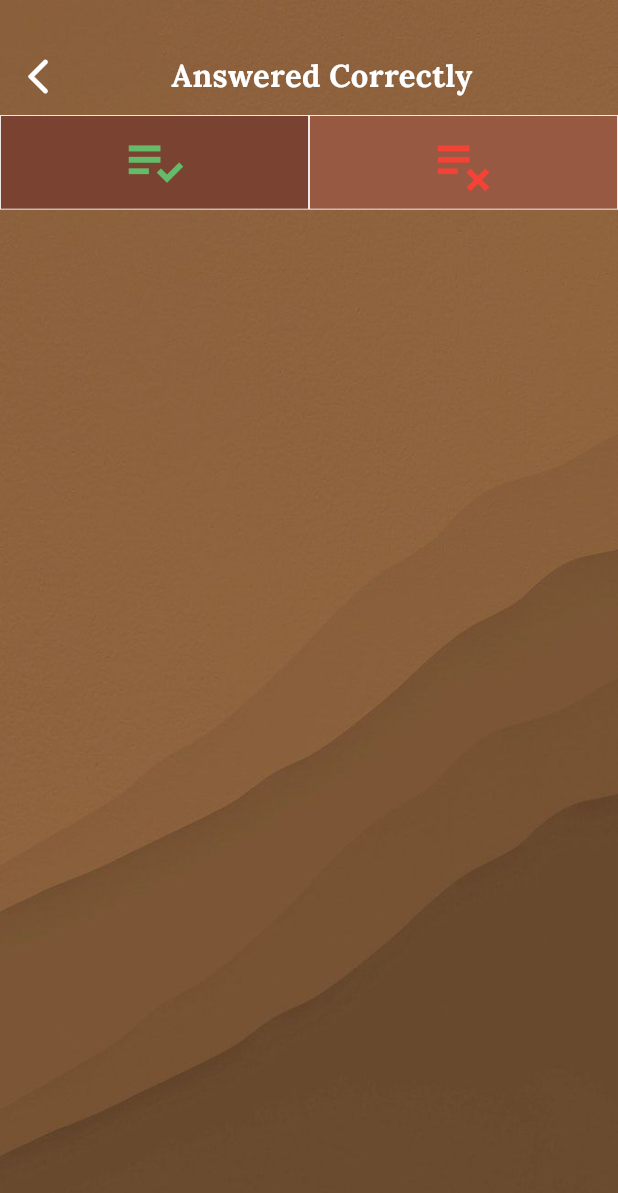
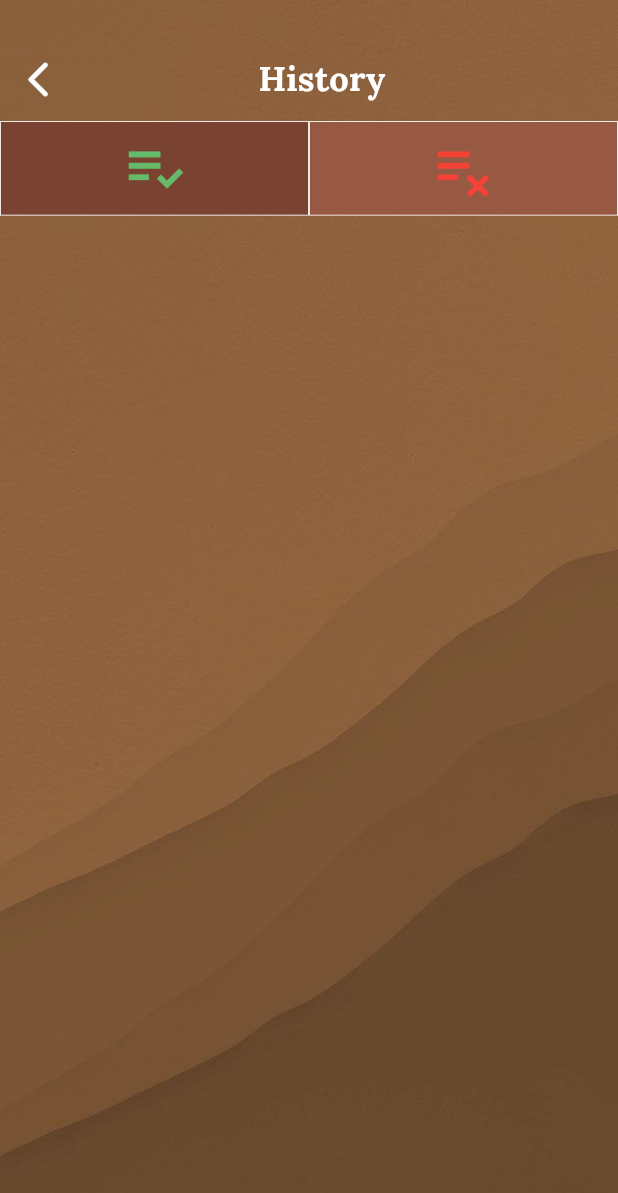
Before and after one commit to flutter1234/bible_quiz_master, a Flutter app: the history_screen screen opened by its route, on a phone screen of 412 x 824 dp. Shown: the top 1193 px of the screen. Run offline on Flutter 3.47's test engine with Material 3 defaults, Android fonts, the phone set to English and light mode, and no system bars; our stand-ins replace dio, flutter_hooks, flutter_screenutil, get_storage, google_fonts, google_mobile_ads and 6 more; missing offline and left inert: app_tracking_transparency, applovin_max, dart_ping, dart_ping_ios, ironsource_adpluginx, onesignal_flutter and 2 more; accounts and stored records are empty.

Commit message:
init Changed today

```diff
--- a/lib/Screen/History_screen/history_screen.dart
+++ b/lib/Screen/History_screen/history_screen.dart
@@ -79,14 +79,23 @@ class _history_screenState extends State<history_screen> {
                             ),
                           ),
                         ),
+                        // Text(
+                        //   dataProvider.questionTrue == "Correct"
+                        //       ? 'Answered Correctly'
+                        //       : dataProvider.questionTrue == "Wrong"
+                        //           ? 'Answered Wrongly'
+                        //           : '',
+                        //   style: GoogleFonts.lora(
+                        //     fontSize: 18.sp,
+                        //     color: Colors.white,
+                        //     fontWeight: FontWeight.w700,
+                        //     fontStyle: FontStyle.normal,
+                        //   ),
+                        // ),
                         Text(
-                          dataProvider.questionTrue == "Correct"
-                              ? 'Answered Correctly'
-                              : dataProvider.questionTrue == "Wrong"
-                                  ? 'Answered Wrongly'
-                                  : '',
+                          'History',
                           style: GoogleFonts.lora(
-                            fontSize: 18.sp,
+                            fontSize: 20.sp,
                             color: Colors.white,
                             fontWeight: FontWeight.w700,
                             fontStyle: FontStyle.normal,
--- a/lib/Screen/Home_screen/home_screen.dart
+++ b/lib/Screen/Home_screen/home_screen.dart
@@ -1067,7 +1067,7 @@ class _home_screenState extends State<home_screen> {
                         ),
                         NativeRN(parentContext: context),
                         Spacer(),
-                        context.read<MainJson>().data!['1.0.0']['globalConfig']['globalAdFlag'] == false ? Spacer() : SizedBox(),
+                        context.read<MainJson>().data![context.read<MainJson>().version]['globalConfig']['globalAdFlag'] == false ? Spacer() : SizedBox(),
                         GestureDetector(
                           onTap: () {
                             AdsRN().showFullScreen(
--- a/lib/Screen/Quiz_screen/quiz_screen.dart
+++ b/lib/Screen/Quiz_screen/quiz_screen.dart
@@ -43,7 +43,7 @@ class _quiz_screenState extends State<quiz_screen> {
     timer = Timer.periodic(Duration(seconds: 1), (Timer timer) {
       if (start == 0) {
         timer.cancel();
-        // tryAgainDialog = true;
+        tryAgainDialog = true;
         setState(() {});
       } else {
         setState(() {
```
Also changed, not shown: 17 other files.
